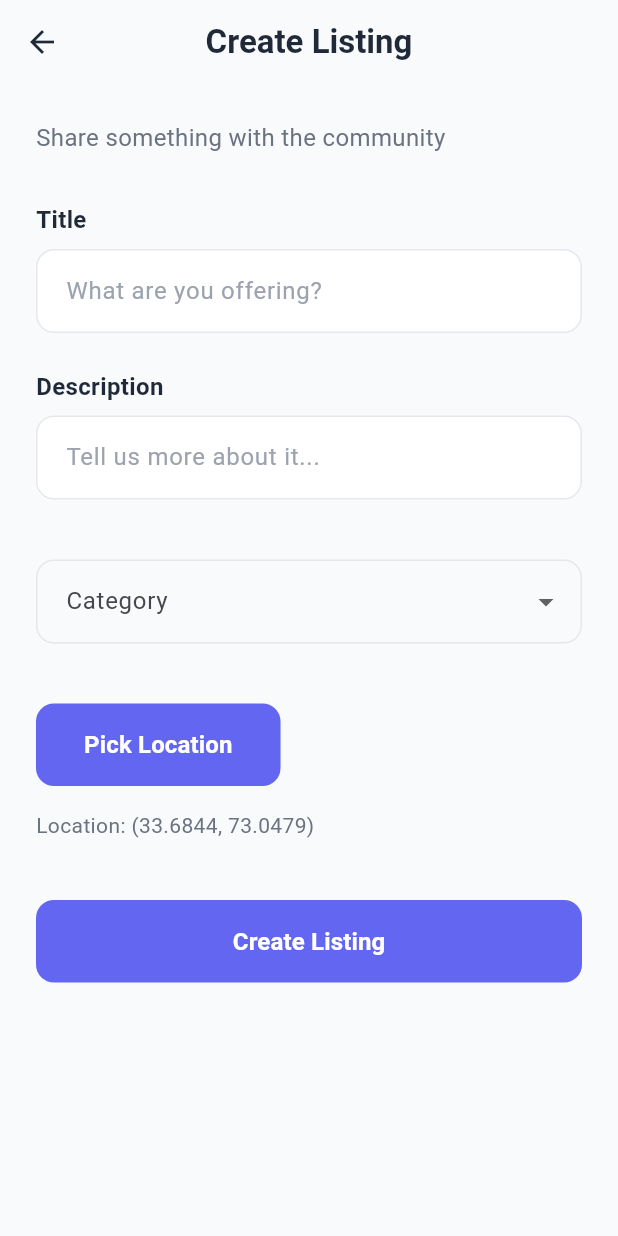
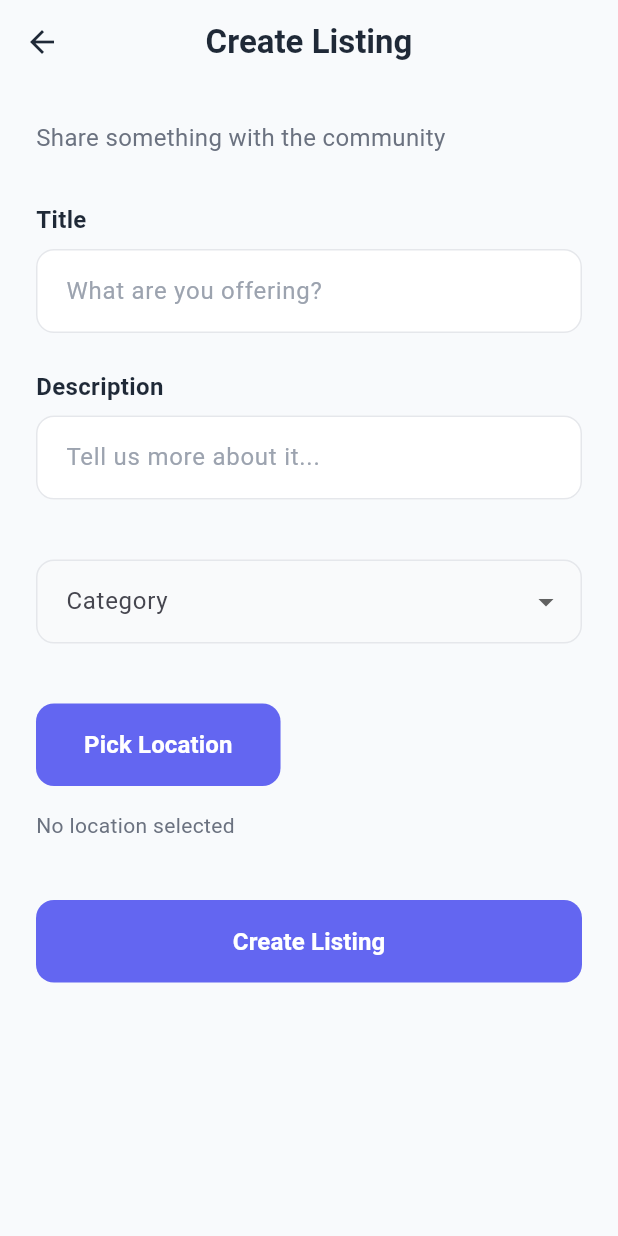
Before and after one commit to AliAhmed-004/upnext-frontend, a Flutter app: the CreateListingPage screen opened by its route, after a tap on "Create Listing", on a phone screen of 412 x 824 dp. Run offline on Flutter 3.47's test engine with Material 3 defaults, Android fonts, the phone set to English and light mode, and no system bars; our stand-ins replace flutter_map, geolocator, get, latlong2, shared_preferences, sqflite; accounts and stored records are empty.

Commit message:
made location nullable in create listing page

```diff
--- a/lib/pages/create_listing_page.dart
+++ b/lib/pages/create_listing_page.dart
@@ -28,7 +28,7 @@ class _CreateListingPageState extends State<CreateListingPage> {
   String? selectedCategory;
 
   // TODO: default location to be user's current location
-  LatLng selectedLocation = LatLng(33.6844, 73.0479);
+  LatLng? selectedLocation;
 
   @override
   void initState() {
@@ -58,6 +58,23 @@ class _CreateListingPageState extends State<CreateListingPage> {
     final createdAt = DateTime.now().toIso8601String();
     final status = Status.active.name;
 
+    if (selectedLocation == null) {
+      Get.snackbar(
+        'Location Required',
+        'Please pick a location for the listing.',
+      );
+      return;
+    }
+
+    if (title.isEmpty || description.isEmpty || selectedCategory == null) {
+      Get.snackbar(
+        'Missing Information',
+        'Please fill in all required fields.',
+        backgroundColor: Colors.red[200],
+      );
+      return;
+    }
+
     final listing = ListingModel(
       id: const Uuid().v1(),
       user_id: user['user_id'],
@@ -66,8 +83,8 @@ class _CreateListingPageState extends State<CreateListingPage> {
       created_at: createdAt,
       status: status,
       category: selectedCategory ?? 'Other',
-      latitude: selectedLocation.latitude,
-      longitude: selectedLocation.longitude,
+      latitude: selectedLocation!.latitude,
+      longitude: selectedLocation!.longitude,
     );
 
     debugPrint("Created Listing: $listing");
@@ -75,7 +92,7 @@ class _CreateListingPageState extends State<CreateListingPage> {
     final response = await listingApi.createListing(listing);
 
     if (response['status'] == 200) {
-      Navigator.pop(context);
+      Get.back();
     }
   }
 
@@ -184,7 +201,9 @@ class _CreateListingPageState extends State<CreateListingPage> {
               ),
               const SizedBox(height: 16),
               Text(
-                "Location: (${selectedLocation!.latitude.toStringAsFixed(4)}, ${selectedLocation!.longitude.toStringAsFixed(4)})",
+                selectedLocation != null
+                    ? "Location: (${selectedLocation!.latitude.toStringAsFixed(4)}, ${selectedLocation!.longitude.toStringAsFixed(4)})"
+                    : "No location selected",
                 style: const TextStyle(fontSize: 14, color: Color(0xFF6B7280)),
               ),
               const SizedBox(height: 40),
```
Also changed, not shown: lib/pages/item_location_picker_page.dart (+15 -3 lines).
